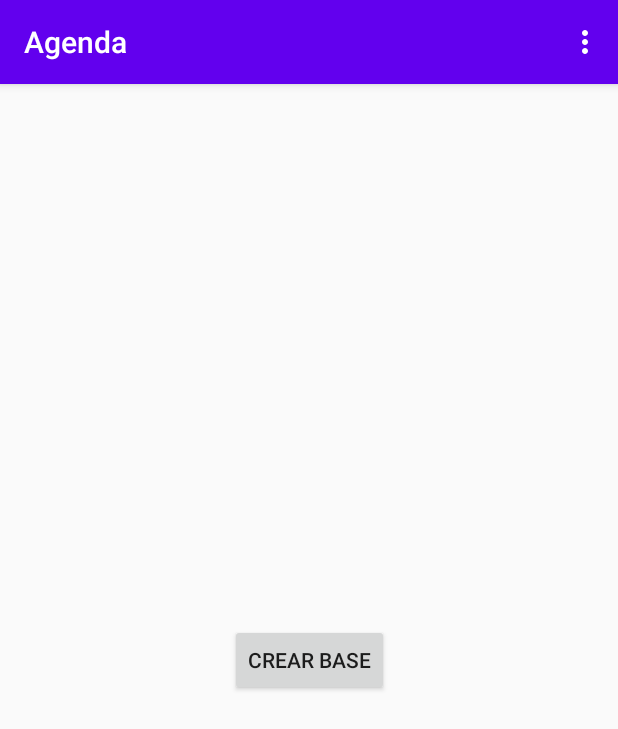
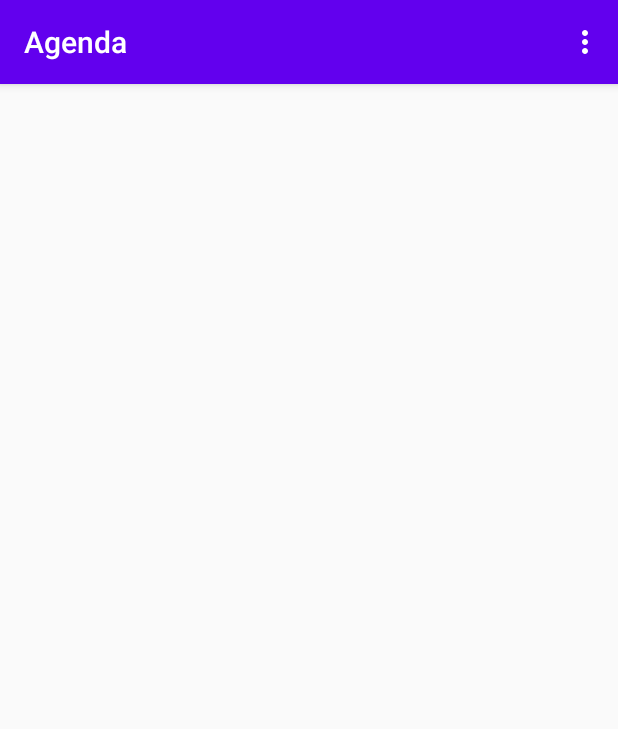
Before and after one commit to CodigosdeProgramacion/Agenda, an Android app: the screen it shows after launch (MainActivity), on a phone screen of 412 x 824 dp. Shown: the top 729 px of the screen. Run offline under Robolectric (Android 15) with nearby library versions, the phone set to English and light mode, and no system bars.

Commit message:
Se agrega lista dinámica con RecyclerView Se agrega RecyclerView en vista principal Se crea vista individual para elementos de lista Se agrega entidad para tabla contactos Se agrega metodo para leer registros Se agrega adaptador para RecyclerView Se quita boton para crear base de datos

```diff
--- a/app/build.gradle
+++ b/app/build.gradle
@@ -26,6 +26,7 @@ dependencies {
     implementation fileTree(dir: "libs", include: ["*.jar"])
     implementation 'androidx.appcompat:appcompat:1.2.0'
     implementation 'androidx.constraintlayout:constraintlayout:2.0.4'
+    implementation 'androidx.recyclerview:recyclerview:1.1.0'
     testImplementation 'junit:junit:4.12'
     androidTestImplementation 'androidx.test.ext:junit:1.1.2'
     androidTestImplementation 'androidx.test.espresso:espresso-core:3.3.0'
--- a/app/src/main/java/com/cdp/agenda/MainActivity.java
+++ b/app/src/main/java/com/cdp/agenda/MainActivity.java
@@ -1,6 +1,8 @@
 package com.cdp.agenda;
 
 import androidx.appcompat.app.AppCompatActivity;
+import androidx.recyclerview.widget.LinearLayoutManager;
+import androidx.recyclerview.widget.RecyclerView;
 
 import android.content.Intent;
 import android.database.sqlite.SQLiteDatabase;
@@ -12,30 +14,31 @@ import android.view.View;
 import android.widget.Button;
 import android.widget.Toast;
 
+import com.cdp.agenda.adaptadores.ListaContactosAdapter;
+import com.cdp.agenda.db.DbContactos;
 import com.cdp.agenda.db.DbHelper;
+import com.cdp.agenda.entidades.Contactos;
+
+import java.util.ArrayList;
 
 public class MainActivity extends AppCompatActivity {
 
-    Button btnCrear;
+    RecyclerView listaContactos;
+    ArrayList<Contactos> listaArrayContactos;
 
     @Override
     protected void onCreate(Bundle savedInstanceState) {
         super.onCreate(savedInstanceState);
         setContentView(R.layout.activity_main);
-        btnCrear = findViewById(R.id.btnCrear);
+        listaContactos = findViewById(R.id.listaContactos);
+        listaContactos.setLayoutManager(new LinearLayoutManager(this));
 
-        btnCrear.setOnClickListener(new View.OnClickListener() {
-            @Override
-            public void onClick(View view) {
-                DbHelper dbHelper = new DbHelper(MainActivity.this);
-                SQLiteDatabase db = dbHelper.getWritableDatabase();
-                if(db != null){
-                    Toast.makeText(MainActivity.this, "BASE DE DATOS CREADA", Toast.LENGTH_LONG).show();
-                } else {
-                    Toast.makeText(MainActivity.this, "ERROR AL CREAR BASE DE DATOS", Toast.LENGTH_LONG).show();
-                }
-            }
-        });
+        DbContactos dbContactos = new DbContactos(MainActivity.this);
+
+        listaArrayContactos = new ArrayList<>();
+
+        ListaContactosAdapter adapter = new ListaContactosAdapter(dbContactos.mostrarContactos());
+        listaContactos.setAdapter(adapter);
     }
 
     public boolean onCreateOptionsMenu(Menu menu){
--- /dev/null
+++ b/app/src/main/java/com/cdp/agenda/adaptadores/ListaContactosAdapter.java
@@ -0,0 +1,55 @@
+package com.cdp.agenda.adaptadores;
+
+import android.view.LayoutInflater;
+import android.view.View;
+import android.view.ViewGroup;
+import android.widget.TextView;
+
+import androidx.annotation.NonNull;
+import androidx.recyclerview.widget.RecyclerView;
+
+import com.cdp.agenda.R;
+import com.cdp.agenda.entidades.Contactos;
+
+import java.util.ArrayList;
+
+public class ListaContactosAdapter extends RecyclerView.Adapter<ListaContactosAdapter.ContactoViewHolder> {
+
+    ArrayList<Contactos> listaContactos;
+
+    public ListaContactosAdapter(ArrayList<Contactos> listaContactos){
+        this.listaContactos = listaContactos;
+    }
+
+    @NonNull
+    @Override
+    public ContactoViewHolder onCreateViewHolder(@NonNull ViewGroup parent, int viewType) {
+        View view = LayoutInflater.from(parent.getContext()).inflate(R.layout.lista_item_contacto, null, false);
+        return new ContactoViewHolder(view);
+    }
+
+    @Override
+    public void onBindViewHolder(@NonNull ContactoViewHolder holder, int position) {
+        holder.viewNombre.setText(listaContactos.get(position).getNombre());
+        holder.viewTelefono.setText(listaContactos.get(position).getTelefono());
+        holder.viewCorreo.setText(listaContactos.get(position).getCorreo_electornico());
+    }
+
+    @Override
+    public int getItemCount() {
+        return listaContactos.size();
+    }
+
+    public class ContactoViewHolder extends RecyclerView.ViewHolder {
+
+        TextView viewNombre, viewTelefono, viewCorreo;
+
+        public ContactoViewHolder(@NonNull View itemView) {
+            super(itemView);
+
+            viewNombre = itemView.findViewById(R.id.viewNombre);
+            viewTelefono = itemView.findViewById(R.id.viewTelefono);
+            viewCorreo = itemView.findViewById(R.id.viewCorreo);
+        }
+    }
+}
--- a/app/src/main/java/com/cdp/agenda/db/DbContactos.java
+++ b/app/src/main/java/com/cdp/agenda/db/DbContactos.java
@@ -2,9 +2,14 @@ package com.cdp.agenda.db;
 
 import android.content.ContentValues;
 import android.content.Context;
+import android.database.Cursor;
 import android.database.sqlite.SQLiteDatabase;
 
 import androidx.annotation.Nullable;
+
+import com.cdp.agenda.entidades.Contactos;
+
+import java.util.ArrayList;
 
 public class DbContactos extends DbHelper {
 
@@ -35,4 +40,31 @@ public class DbContactos extends DbHelper {
 
         return id;
     }
+
+    public ArrayList<Contactos> mostrarContactos(){
+
+        DbHelper dbHelper = new DbHelper(context);
+        SQLiteDatabase db = dbHelper.getWritableDatabase();
+
+        ArrayList<Contactos> listaContactos = new ArrayList<>();
+        Contactos contacto;
+        Cursor cursorContactos;
+
+        cursorContactos = db.rawQuery("SELECT * FROM " + TABLE_CONTACTOS, null);
+
+        if(cursorContactos.moveToFirst()){
+            do{
+                contacto = new Contactos();
+                contacto.setId(cursorContactos.getInt(0));
+                contacto.setNombre(cursorContactos.getString(1));
+                contacto.setTelefono(cursorContactos.getString(2));
+                contacto.setCorreo_electornico(cursorContactos.getString(3));
+                listaContactos.add(contacto);
+            } while (cursorContactos.moveToNext());
+        }
+
+        cursorContactos.close();
+
+        return listaContactos;
+    }
 }
--- /dev/null
+++ b/app/src/main/res/drawable/ic_contacto.xml
@@ -0,0 +1,5 @@
+<vector android:height="24dp" android:tint="#D5D5DA"
+    android:viewportHeight="24" android:viewportWidth="24"
+    android:width="24dp" xmlns:android="http://schemas.android.com/apk/res/android">
+    <path android:fillColor="@android:color/white" android:pathData="M12,2C6.48,2 2,6.48 2,12s4.48,10 10,10 10,-4.48 10,-10S17.52,2 12,2zM12,5c1.66,0 3,1.34 3,3s-1.34,3 -3,3 -3,-1.34 -3,-3 1.34,-3 3,-3zM12,19.2c-2.5,0 -4.71,-1.28 -6,-3.22 0.03,-1.99 4,-3.08 6,-3.08 1.99,0 5.97,1.09 6,3.08 -1.29,1.94 -3.5,3.22 -6,3.22z"/>
+</vector>
--- a/app/src/main/res/layout/activity_main.xml
+++ b/app/src/main/res/layout/activity_main.xml
@@ -1,19 +1,12 @@
 <?xml version="1.0" encoding="utf-8"?>
-<androidx.constraintlayout.widget.ConstraintLayout xmlns:android="http://schemas.android.com/apk/res/android"
-    xmlns:app="http://schemas.android.com/apk/res-auto"
+<LinearLayout xmlns:android="http://schemas.android.com/apk/res/android"
     xmlns:tools="http://schemas.android.com/tools"
     android:layout_width="match_parent"
     android:layout_height="match_parent"
     tools:context=".MainActivity">
 
-    <Button
-        android:id="@+id/btnCrear"
-        android:layout_width="wrap_content"
-        android:layout_height="wrap_content"
-        android:text="Crear base"
-        app:layout_constraintBottom_toBottomOf="parent"
-        app:layout_constraintLeft_toLeftOf="parent"
-        app:layout_constraintRight_toRightOf="parent"
-        app:layout_constraintTop_toTopOf="parent" />
-
-</androidx.constraintlayout.widget.ConstraintLayout>
+    <androidx.recyclerview.widget.RecyclerView
+        android:id="@+id/listaContactos"
+        android:layout_width="match_parent"
+        android:layout_height="wrap_content" />
+</LinearLayout>
```
Also changed, not shown: app/src/main/java/com/cdp/agenda/entidades/Contactos.java (added, +41 -0 lines), app/src/main/res/drawable/ic_account.xml (added, +10 -0 lines), app/src/main/res/layout/lista_item_contacto.xml (added, +66 -0 lines).
